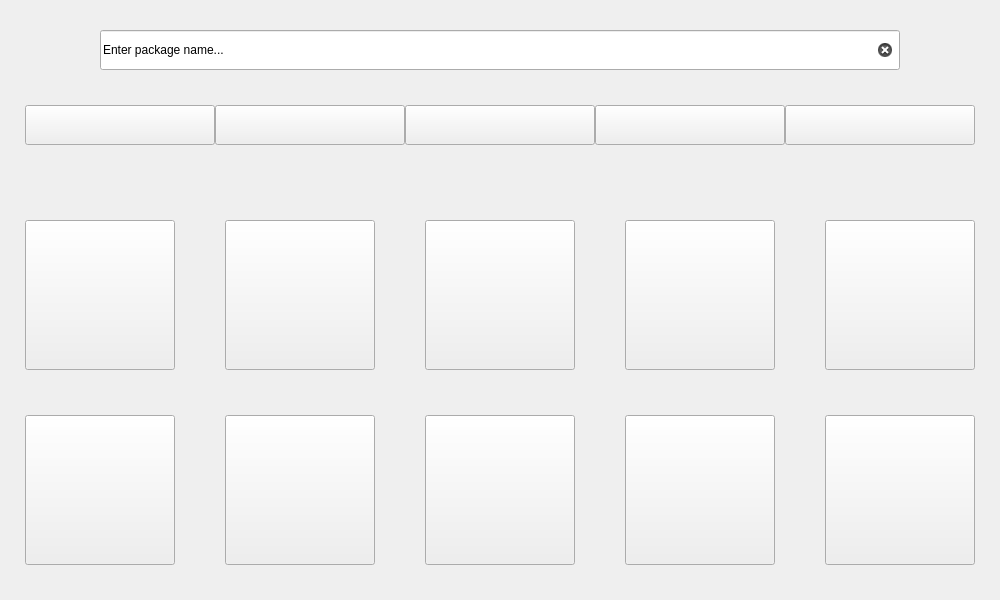
Before: the Qt Designer form src/frontend/gui/ui/sisyphus-gui.ui in redcorelinux/sisyphus, drawn with Qt 5.
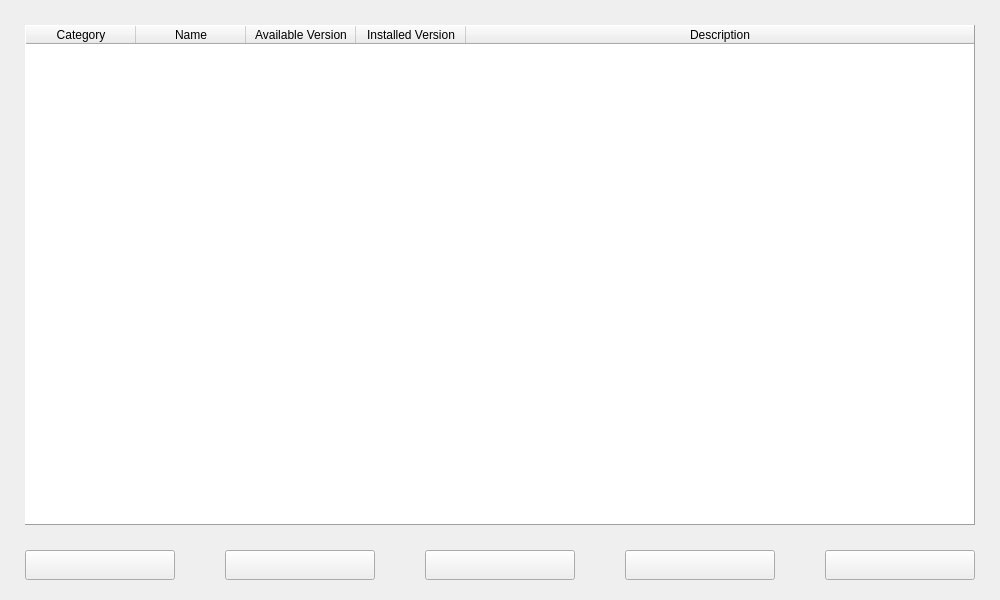
After: the same form once the commit is applied. Icons and pictures are not drawn.

Commit message: drop categories, list all available packages by default, redesign UI

Diff of the .ui file:
```diff
--- a/src/frontend/gui/ui/sisyphus-gui.ui
+++ b/src/frontend/gui/ui/sisyphus-gui.ui
@@ -1,7 +1,10 @@
 <?xml version="1.0" encoding="UTF-8"?>
 <ui version="4.0">
- <class>MainWindow</class>
- <widget class="QMainWindow" name="MainWindow">
+ <class>SisyphusGUI</class>
+ <widget class="QWidget" name="SisyphusGUI">
+  <property name="windowModality">
+   <enum>Qt::ApplicationModal</enum>
+  </property>
   <property name="geometry">
    <rect>
     <x>0</x>
@@ -29,182 +32,95 @@
    <iconset>
     <normaloff>../icon/window_icon.png</normaloff>../icon/window_icon.png</iconset>
   </property>
-  <property name="layoutDirection">
-   <enum>Qt::LeftToRight</enum>
-  </property>
-  <property name="autoFillBackground">
-   <bool>true</bool>
-  </property>
-  <widget class="QWidget" name="sisyphus">
-   <property name="sizePolicy">
-    <sizepolicy hsizetype="Fixed" vsizetype="Fixed">
-     <horstretch>0</horstretch>
-     <verstretch>0</verstretch>
-    </sizepolicy>
-   </property>
-   <widget class="QFrame" name="manage">
+  <widget class="QTableWidget" name="table_everything">
     <property name="geometry">
      <rect>
-      <x>0</x>
-      <y>0</y>
-      <width>1000</width>
-      <height>200</height>
-     </rect>
-    </property>
-    <property name="sizePolicy">
-     <sizepolicy hsizetype="Fixed" vsizetype="Fixed">
-      <horstretch>0</horstretch>
-      <verstretch>0</verstretch>
-     </sizepolicy>
-    </property>
-    <property name="layoutDirection">
-     <enum>Qt::LeftToRight</enum>
-    </property>
-    <property name="autoFillBackground">
-     <bool>true</bool>
+     <x>25</x>
+     <y>25</y>
+     <width>950</width>
+     <height>500</height>
+    </rect>
+   </property>
+   <property name="maximumSize">
+    <size>
+     <width>950</width>
+     <height>500</height>
+    </size>
     </property>
     <property name="frameShape">
-     <enum>QFrame::NoFrame</enum>
+    <enum>QFrame::Panel</enum>
     </property>
     <property name="frameShadow">
-     <enum>QFrame::Plain</enum>
-    </property>
-    <widget class="QLineEdit" name="input">
-     <property name="geometry">
-      <rect>
-       <x>100</x>
-       <y>30</y>
-       <width>800</width>
-       <height>40</height>
-      </rect>
-     </property>
-     <property name="sizePolicy">
-      <sizepolicy hsizetype="Fixed" vsizetype="Fixed">
-       <horstretch>0</horstretch>
-       <verstretch>0</verstretch>
-      </sizepolicy>
-     </property>
-     <property name="toolTip">
-      <string>&lt;html&gt;&lt;head/&gt;&lt;body&gt;&lt;p align=&quot;center&quot;&gt;Enter package name you want to Search/Install/Uninstall&lt;/p&gt;&lt;/body&gt;&lt;/html&gt;</string>
-     </property>
-     <property name="text">
-      <string>Enter package name...</string>
-     </property>
-     <property name="frame">
-      <bool>true</bool>
-     </property>
-     <property name="alignment">
-      <set>Qt::AlignJustify|Qt::AlignVCenter</set>
-     </property>
-     <property name="clearButtonEnabled">
+    <enum>QFrame::Raised</enum>
+   </property>
+   <property name="sizeAdjustPolicy">
+    <enum>QAbstractScrollArea::AdjustToContents</enum>
+   </property>
+   <property name="editTriggers">
+    <set>QAbstractItemView::NoEditTriggers</set>
+   </property>
+   <property name="dragDropOverwriteMode">
+    <bool>false</bool>
+   </property>
+   <property name="selectionMode">
+    <enum>QAbstractItemView::SingleSelection</enum>
+   </property>
+   <property name="selectionBehavior">
+    <enum>QAbstractItemView::SelectRows</enum>
+   </property>
+   <attribute name="horizontalHeaderCascadingSectionResizes">
       <bool>true</bool>
-     </property>
-    </widget>
-    <widget class="QPushButton" name="package_install">
-     <property name="geometry">
-      <rect>
-       <x>215</x>
-       <y>105</y>
-       <width>190</width>
-       <height>40</height>
-      </rect>
-     </property>
-     <property name="sizePolicy">
-      <sizepolicy hsizetype="Fixed" vsizetype="Fixed">
-       <horstretch>0</horstretch>
-       <verstretch>0</verstretch>
-      </sizepolicy>
-     </property>
-     <property name="toolTip">
-      <string>&lt;html&gt;&lt;head/&gt;&lt;body&gt;&lt;p align=&quot;center&quot;&gt;Install package(s)&lt;/p&gt;&lt;/body&gt;&lt;/html&gt;</string>
-     </property>
-     <property name="icon">
-      <iconset>
-       <normaloff>../icon/package_install.png</normaloff>../icon/package_install.png</iconset>
-     </property>
-     <property name="iconSize">
-      <size>
-       <width>32</width>
-       <height>32</height>
-      </size>
-     </property>
-    </widget>
-    <widget class="QPushButton" name="package_search">
-     <property name="geometry">
-      <rect>
-       <x>25</x>
-       <y>105</y>
-       <width>190</width>
-       <height>40</height>
-      </rect>
-     </property>
-     <property name="sizePolicy">
-      <sizepolicy hsizetype="Fixed" vsizetype="Fixed">
-       <horstretch>0</horstretch>
-       <verstretch>0</verstretch>
-      </sizepolicy>
-     </property>
-     <property name="toolTip">
-      <string>&lt;html&gt;&lt;head/&gt;&lt;body&gt;&lt;p align=&quot;center&quot;&gt;Search package(s)&lt;/p&gt;&lt;/body&gt;&lt;/html&gt;</string>
-     </property>
-     <property name="icon">
-      <iconset>
-       <normaloff>../icon/package_search.png</normaloff>../icon/package_search.png</iconset>
-     </property>
-     <property name="iconSize">
-      <size>
-       <width>32</width>
-       <height>32</height>
-      </size>
-     </property>
+   </attribute>
+   <attribute name="horizontalHeaderDefaultSectionSize">
+    <number>110</number>
+   </attribute>
+   <attribute name="horizontalHeaderStretchLastSection">
+    <bool>true</bool>
+   </attribute>
+   <attribute name="verticalHeaderVisible">
+    <bool>false</bool>
+   </attribute>
+   <column>
+    <property name="text">
+     <string>Category</string>
+    </property>
+   </column>
+   <column>
+    <property name="text">
+     <string>Name</string>
+    </property>
+   </column>
+   <column>
+    <property name="text">
+     <string>Available Version</string>
+    </property>
+   </column>
+   <column>
+    <property name="text">
+     <string>Installed Version</string>
+    </property>
+   </column>
+   <column>
+    <property name="text">
+     <string>Description</string>
+    </property>
+   </column>
     </widget>
     <widget class="QPushButton" name="package_uninstall">
      <property name="geometry">
       <rect>
-       <x>405</x>
-       <y>105</y>
-       <width>190</width>
-       <height>40</height>
-      </rect>
-     </property>
-     <property name="sizePolicy">
-      <sizepolicy hsizetype="Fixed" vsizetype="Fixed">
-       <horstretch>0</horstretch>
-       <verstretch>0</verstretch>
-      </sizepolicy>
-     </property>
+     <x>225</x>
+     <y>550</y>
+     <width>150</width>
+     <height>30</height>
+    </rect>
+   </property>
      <property name="toolTip">
-      <string>&lt;html&gt;&lt;head/&gt;&lt;body&gt;&lt;p align=&quot;center&quot;&gt;Uninstall package(s)&lt;/p&gt;&lt;/body&gt;&lt;/html&gt;</string>
-     </property>
-     <property name="icon">
-      <iconset>
-       <normaloff>../icon/package_uninstall.png</normaloff>../icon/package_uninstall.png</iconset>
-     </property>
-     <property name="iconSize">
-      <size>
-       <width>32</width>
-       <height>32</height>
-      </size>
-     </property>
-    </widget>
-    <widget class="QPushButton" name="system_upgrade">
-     <property name="geometry">
-      <rect>
-       <x>595</x>
-       <y>105</y>
-       <width>190</width>
-       <height>40</height>
-      </rect>
-     </property>
-     <property name="sizePolicy">
-      <sizepolicy hsizetype="Fixed" vsizetype="Fixed">
-       <horstretch>0</horstretch>
-       <verstretch>0</verstretch>
-      </sizepolicy>
-     </property>
-     <property name="toolTip">
-      <string>&lt;html&gt;&lt;head/&gt;&lt;body&gt;&lt;p align=&quot;center&quot;&gt;Upgrade system&lt;/p&gt;&lt;/body&gt;&lt;/html&gt;</string>
-     </property>
+    <string>&lt;html&gt;&lt;head/&gt;&lt;body&gt;&lt;p align=&quot;center&quot;&gt;Uninstall package&lt;/p&gt;&lt;/body&gt;&lt;/html&gt;</string>
+   </property>
+   <property name="text">
+    <string/>
+   </property>
      <property name="icon">
       <iconset>
        <normaloff>../icon/system_upgrade.png</normaloff>../icon/system_upgrade.png</iconset>
@@ -219,21 +135,18 @@
     <widget class="QPushButton" name="orphans_remove">
      <property name="geometry">
       <rect>
-       <x>785</x>
-       <y>105</y>
-       <width>190</width>
-       <height>40</height>
-      </rect>
-     </property>
-     <property name="sizePolicy">
-      <sizepolicy hsizetype="Fixed" vsizetype="Fixed">
-       <horstretch>0</horstretch>
-       <verstretch>0</verstretch>
-      </sizepolicy>
-     </property>
+     <x>425</x>
+     <y>550</y>
+     <width>150</width>
+     <height>30</height>
+    </rect>
+   </property>
      <property name="toolTip">
       <string>&lt;html&gt;&lt;head/&gt;&lt;body&gt;&lt;p align=&quot;center&quot;&gt;Remove orphan packages&lt;/p&gt;&lt;/body&gt;&lt;/html&gt;</string>
      </property>
+   <property name="text">
+    <string/>
+   </property>
      <property name="icon">
       <iconset>
        <normaloff>../icon/remove_orphans.png</normaloff>../icon/remove_orphans.png</iconset>
@@ -245,98 +158,13 @@
       </size>
      </property>
     </widget>
-   </widget>
-   <widget class="QFrame" name="browse">
+  <widget class="QPushButton" name="sisyphus_exit">
     <property name="geometry">
      <rect>
-      <x>0</x>
-      <y>200</y>
-      <width>1000</width>
-      <height>400</height>
-     </rect>
-    </property>
-    <property name="frameShape">
-     <enum>QFrame::NoFrame</enum>
-    </property>
-    <property name="frameShadow">
-     <enum>QFrame::Plain</enum>
-    </property>
-    <widget class="QPushButton" name="category_accesories">
-     <property name="geometry">
-      <rect>
-       <x>25</x>
-       <y>20</y>
-       <width>150</width>
-       <height>150</height>
-      </rect>
-     </property>
-     <property name="toolTip">
-      <string>&lt;html&gt;&lt;head/&gt;&lt;body&gt;&lt;p align=&quot;center&quot;&gt;Browse Accesories Category&lt;/p&gt;&lt;/body&gt;&lt;/html&gt;</string>
-     </property>
-     <property name="icon">
-      <iconset>
-       <normaloff>../icon/category_accessories.png</normaloff>../icon/category_accessories.png</iconset>
-     </property>
-     <property name="iconSize">
-      <size>
-       <width>64</width>
-       <height>64</height>
-      </size>
-     </property>
-    </widget>
-    <widget class="QPushButton" name="category_games">
-     <property name="geometry">
-      <rect>
-       <x>425</x>
-       <y>20</y>
-       <width>150</width>
-       <height>150</height>
-      </rect>
-     </property>
-     <property name="toolTip">
-      <string>&lt;html&gt;&lt;head/&gt;&lt;body&gt;&lt;p align=&quot;center&quot;&gt;Browse Games Category&lt;/p&gt;&lt;/body&gt;&lt;/html&gt;</string>
-     </property>
-     <property name="icon">
-      <iconset>
-       <normaloff>../icon/category_games.png</normaloff>../icon/category_games.png</iconset>
-     </property>
-     <property name="iconSize">
-      <size>
-       <width>64</width>
-       <height>64</height>
-      </size>
-     </property>
-    </widget>
-    <widget class="QPushButton" name="category_graphics">
-     <property name="geometry">
-      <rect>
-       <x>625</x>
-       <y>20</y>
-       <width>150</width>
-       <height>150</height>
-      </rect>
-     </property>
-     <property name="toolTip">
-      <string>&lt;html&gt;&lt;head/&gt;&lt;body&gt;&lt;p align=&quot;center&quot;&gt;Browse Graphics Category&lt;/p&gt;&lt;/body&gt;&lt;/html&gt;</string>
-     </property>
-     <property name="icon">
-      <iconset>
-       <normaloff>../icon/category_graphics.png</normaloff>../icon/category_graphics.png</iconset>
-     </property>
-     <property name="iconSize">
-      <size>
-       <width>64</width>
-       <height>64</height>
-      </size>
-     </property>
-    </widget>
-    <widget class="QPushButton" name="category_internet">
-     <property name="geometry">
-      <rect>
        <x>825</x>
-       <y>20</y>
+     <y>550</y>
        <width>150</width>
-       <height>150</height>
+     <height>30</height>
       </rect>
      </property>
      <property name="toolTip">
@@ -348,110 +176,44 @@
      </property>
      <property name="iconSize">
       <size>
-       <width>64</width>
-       <height>64</height>
+     <width>32</width>
+     <height>32</height>
       </size>
      </property>
     </widget>
-    <widget class="QPushButton" name="category_multimedia">
+  <widget class="QPushButton" name="package_install">
      <property name="geometry">
       <rect>
        <x>25</x>
-       <y>215</y>
+     <y>550</y>
        <width>150</width>
-       <height>150</height>
+     <height>30</height>
       </rect>
      </property>
      <property name="toolTip">
-      <string>&lt;html&gt;&lt;head/&gt;&lt;body&gt;&lt;p align=&quot;center&quot;&gt;Browse Multimedia Category&lt;/p&gt;&lt;/body&gt;&lt;/html&gt;</string>
-     </property>
-     <property name="icon">
-      <iconset>
-       <normaloff>../icon/category_multimedia.png</normaloff>../icon/category_multimedia.png</iconset>
-     </property>
-     <property name="iconSize">
-      <size>
-       <width>64</width>
-       <height>64</height>
-      </size>
-     </property>
-    </widget>
-    <widget class="QPushButton" name="category_office">
-     <property name="geometry">
-      <rect>
-       <x>225</x>
-       <y>215</y>
-       <width>150</width>
-       <height>150</height>
-      </rect>
-     </property>
-     <property name="toolTip">
-      <string>&lt;html&gt;&lt;head/&gt;&lt;body&gt;&lt;p align=&quot;center&quot;&gt;Browse Office Category&lt;/p&gt;&lt;/body&gt;&lt;/html&gt;</string>
-     </property>
+    <string>&lt;html&gt;&lt;head/&gt;&lt;body&gt;&lt;p align=&quot;center&quot;&gt;Install package&lt;/p&gt;&lt;/body&gt;&lt;/html&gt;</string>
+   </property>
+   <property name="text">
+    <string/>
+   </property>
      <property name="icon">
       <iconset>
        <normaloff>../icon/category_office.png</normaloff>../icon/category_office.png</iconset>
      </property>
      <property name="iconSize">
       <size>
-       <width>64</width>
-       <height>64</height>
+     <width>32</width>
+     <height>32</height>
       </size>
      </property>
     </widget>
-    <widget class="QPushButton" name="category_system">
+  <widget class="QPushButton" name="system_upgrade">
      <property name="geometry">
       <rect>
-       <x>425</x>
-       <y>215</y>
-       <width>150</width>
-       <height>150</height>
-      </rect>
-     </property>
-     <property name="toolTip">
-      <string>&lt;html&gt;&lt;head/&gt;&lt;body&gt;&lt;p align=&quot;center&quot;&gt;Browse System Category&lt;/p&gt;&lt;/body&gt;&lt;/html&gt;</string>
-     </property>
-     <property name="icon">
-      <iconset>
-       <normaloff>../icon/category_system.png</normaloff>../icon/category_system.png</iconset>
-     </property>
-     <property name="iconSize">
-      <size>
-       <width>64</width>
-       <height>64</height>
-      </size>
-     </property>
-    </widget>
-    <widget class="QPushButton" name="category_development">
-     <property name="geometry">
-      <rect>
-       <x>225</x>
-       <y>20</y>
-       <width>150</width>
-       <height>150</height>
-      </rect>
-     </property>
-     <property name="toolTip">
-      <string>&lt;html&gt;&lt;head/&gt;&lt;body&gt;&lt;p align=&quot;center&quot;&gt;Browse Development Category&lt;/p&gt;&lt;/body&gt;&lt;/html&gt;</string>
-     </property>
-     <property name="icon">
-      <iconset>
-       <normaloff>../icon/category_development.png</normaloff>../icon/category_development.png</iconset>
-     </property>
-     <property name="iconSize">
-      <size>
-       <width>64</width>
-       <height>64</height>
-      </size>
-     </property>
-    </widget>
-    <widget class="QPushButton" name="category_everything">
-     <property name="geometry">
-      <rect>
        <x>625</x>
-       <y>215</y>
+     <y>550</y>
        <width>150</width>
-       <height>150</height>
+     <height>30</height>
       </rect>
      </property>
      <property name="toolTip">
@@ -463,38 +225,10 @@
      </property>
      <property name="iconSize">
       <size>
-       <width>64</width>
-       <height>64</height>
-      </size>
-     </property>
-    </widget>
-    <widget class="QPushButton" name="category_local">
-     <property name="geometry">
-      <rect>
-       <x>825</x>
-       <y>215</y>
-       <width>150</width>
-       <height>150</height>
-      </rect>
-     </property>
-     <property name="toolTip">
-      <string>&lt;html&gt;&lt;head/&gt;&lt;body&gt;&lt;p align=&quot;center&quot;&gt;Browse Installed Packages&lt;/p&gt;&lt;/body&gt;&lt;/html&gt;</string>
-     </property>
-     <property name="text">
-      <string/>
-     </property>
-     <property name="icon">
-      <iconset>
-       <normaloff>../icon/category_local.png</normaloff>../icon/category_local.png</iconset>
-     </property>
-     <property name="iconSize">
-      <size>
-       <width>64</width>
-       <height>64</height>
-      </size>
-     </property>
-    </widget>
-   </widget>
+     <width>32</width>
+     <height>32</height>
+    </size>
+   </property>
   </widget>
  </widget>
  <tabstops>
```
Left out of the diff: 31 changed lines with no effect on the pictures. Lines whose indentation alone changed are shown as unchanged. The commit also changes 39 other files.
